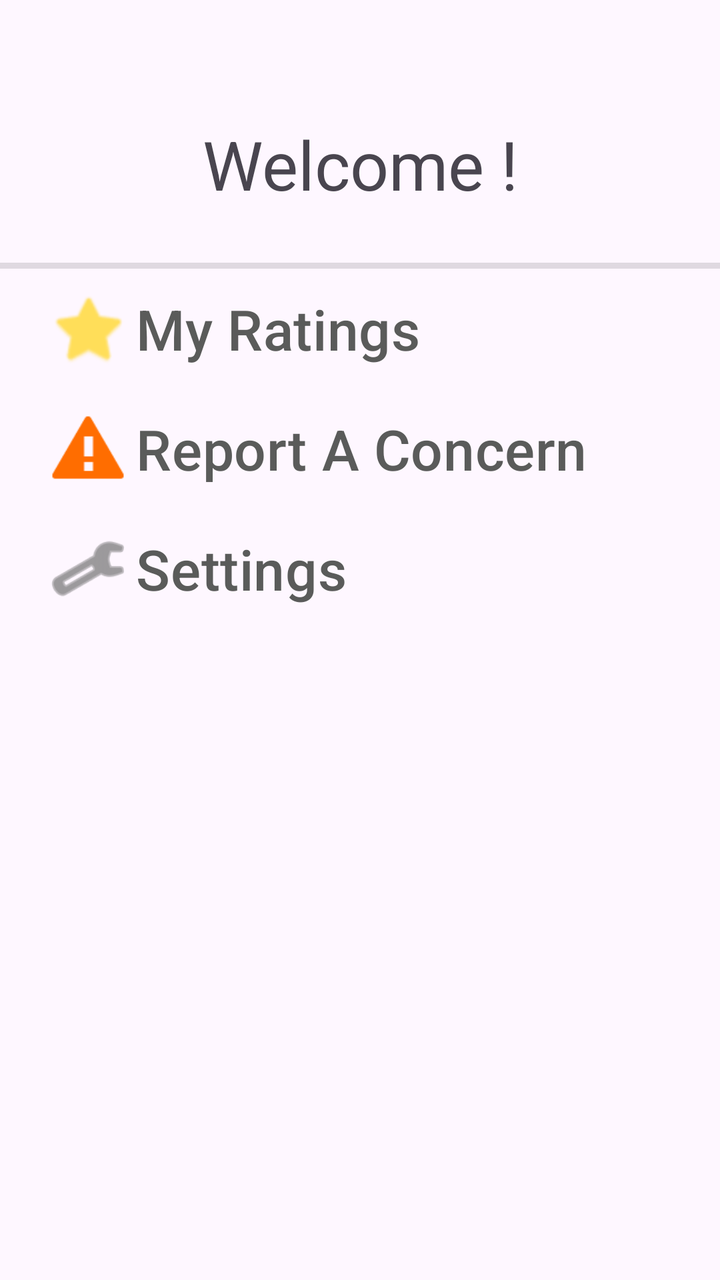
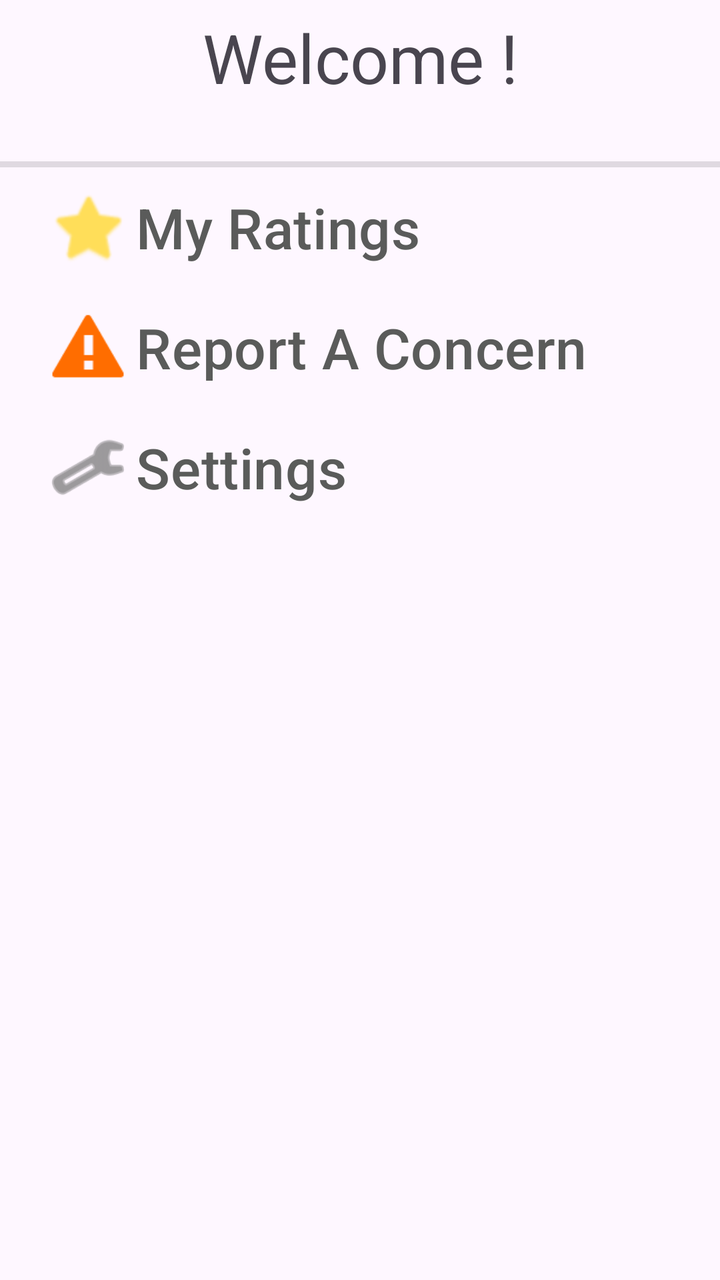

Two renders of the same Android screen: before a commit and after it. Below are the layout's source before the change and the commit's diff.
<!-- AndroidManifest.xml: application theme Theme.MyApplication -->
<!-- res/layout/fragment_profile.xml -->
<?xml version="1.0" encoding="utf-8"?>
<androidx.constraintlayout.widget.ConstraintLayout xmlns:android="http://schemas.android.com/apk/res/android"
    xmlns:app="http://schemas.android.com/apk/res-auto"
    xmlns:tools="http://schemas.android.com/tools"
    android:id="@+id/divider"
    android:layout_width="match_parent"
    android:layout_height="match_parent">

    <TextView
        android:id="@+id/welcomeName"
        android:layout_width="0dp"
        android:layout_height="wrap_content"
        android:text="@string/welcome"
        android:textAlignment="center"
        android:textSize="34sp"
        app:layout_constraintBottom_toBottomOf="parent"
        app:layout_constraintEnd_toEndOf="parent"
        app:layout_constraintStart_toStartOf="parent"
        app:layout_constraintTop_toTopOf="parent"
        app:layout_constraintVertical_bias="0.100000024" />

    <View
        android:id="@+id/nameDivider"
        android:layout_width="match_parent"
        android:layout_height="3dp"
        android:background="?android:attr/listDivider"
        app:layout_constraintBottom_toBottomOf="parent"
        app:layout_constraintEnd_toEndOf="parent"
        app:layout_constraintStart_toStartOf="parent"
        app:layout_constraintTop_toBottomOf="@id/welcomeName"
        app:layout_constraintVertical_bias="0.05" />

    <Button
        android:id="@+id/myRatings"
        android:layout_width="0dp"
        android:layout_height="wrap_content"
        android:backgroundTint="#00FFFFFF"
        android:text="My Ratings"
        android:textAlignment="textStart"
        android:textColor="@color/NavGray"
        android:textSize="28sp"
        app:icon="@android:drawable/btn_star"
        app:iconPadding="4dp"
        app:iconSize="40dp"
        app:iconTint="@color/Yellow"
        app:layout_constraintBottom_toBottomOf="parent"
        app:layout_constraintEnd_toEndOf="parent"
        app:layout_constraintStart_toStartOf="parent"
        app:layout_constraintTop_toBottomOf="@+id/nameDivider"
        app:layout_constraintVertical_bias="0.0" />

    <Button
        android:id="@+id/reportConcern"
        android:layout_width="0dp"
        android:layout_height="wrap_content"
        android:backgroundTint="#00FFFFFF"
        android:text="Report A Concern"
        android:textAlignment="textStart"
        android:textColor="@color/NavGray"
        android:textSize="28sp"
        app:icon="@android:drawable/stat_notify_error"
        app:iconPadding="4dp"
        app:iconSize="40dp"
        app:iconTint="#FF6D00"
        app:layout_constraintBottom_toBottomOf="parent"
        app:layout_constraintEnd_toEndOf="parent"
        app:layout_constraintStart_toStartOf="parent"
        app:layout_constraintTop_toBottomOf="@+id/myRatings"
        app:layout_constraintVertical_bias="0.0" />

    <Button
        android:id="@+id/settings"
        android:layout_width="0dp"
        android:layout_height="wrap_content"
        android:backgroundTint="#00FFFFFF"
        android:text="Settings"
        android:textAlignment="textStart"
        android:textColor="@color/NavGray"
        android:textSize="28sp"
        app:icon="@android:drawable/ic_menu_manage"
        app:iconPadding="4dp"
        app:iconSize="40dp"
        app:iconTint="@color/NavGray"
        app:layout_constraintBottom_toBottomOf="parent"
        app:layout_constraintEnd_toEndOf="parent"
        app:layout_constraintStart_toStartOf="parent"
        app:layout_constraintTop_toBottomOf="@+id/reportConcern"
        app:layout_constraintVertical_bias="0.0" />

</androidx.constraintlayout.widget.ConstraintLayout>
<!-- resources referenced by this layout -->
<resources>
  <color name="NavGray">#5a5b5a</color>
  <color name="Yellow">#ffde59</color>
  <string name="welcome">"Welcome !"</string>
  <style name="Theme.MyApplication" parent="Theme.MaterialComponents.DayNight.NoActionBar" />
</resources>

<!-- the commit's change to res/layout/fragment_profile.xml (unified diff, before → after) -->
@@ -17,7 +17,7 @@
         app:layout_constraintEnd_toEndOf="parent"
         app:layout_constraintStart_toStartOf="parent"
         app:layout_constraintTop_toTopOf="parent"
-        app:layout_constraintVertical_bias="0.100000024" />
+        app:layout_constraintVertical_bias="0.01" />
 
     <View
         android:id="@+id/nameDivider"
